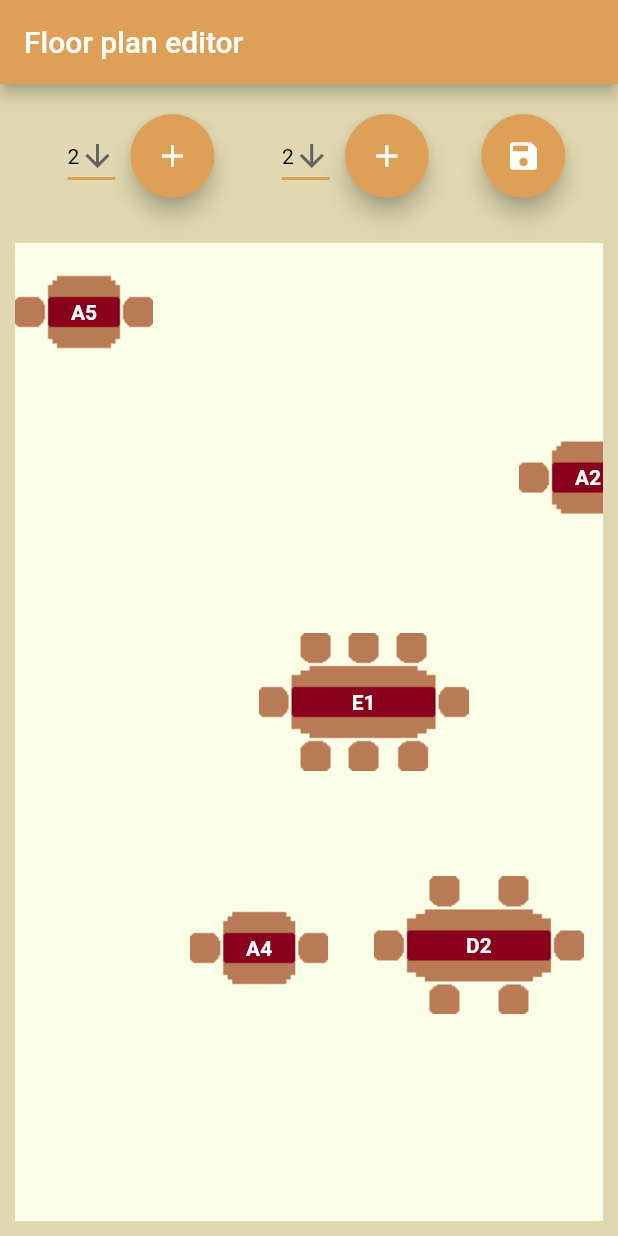
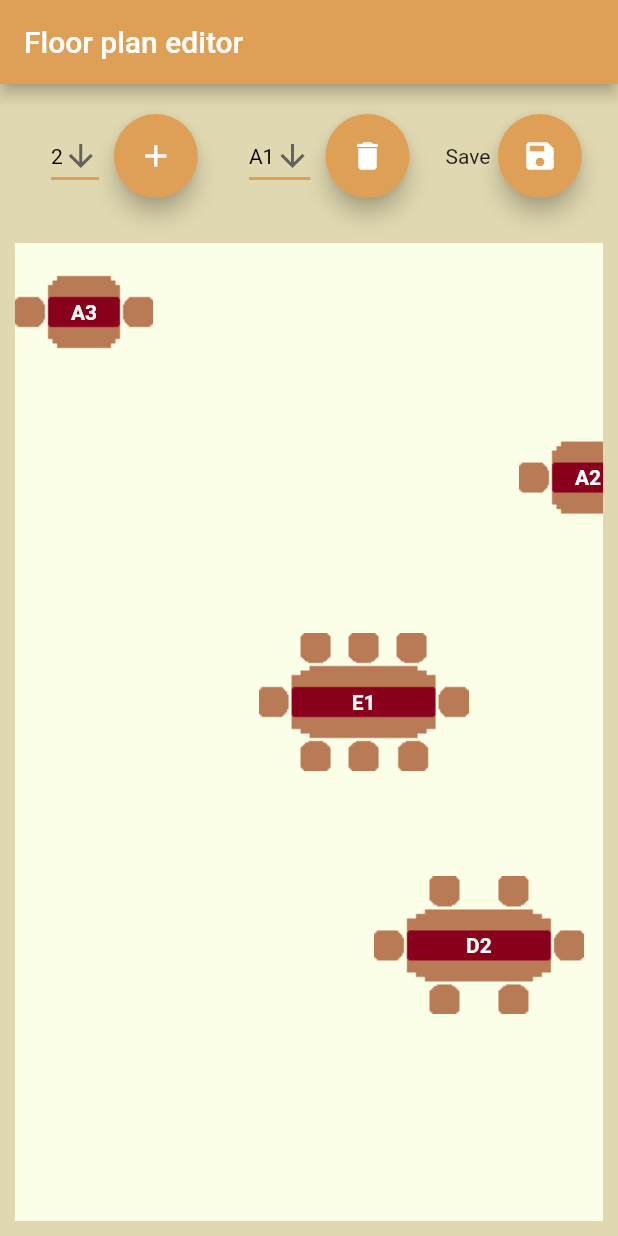
Before and after one commit to cristivasile/restaurant_management_app, a Flutter app: the screen it shows after launch, after a tap on the "add" icon, on a phone screen of 412 x 824 dp. Run offline on Flutter 3.47's test engine with Material 2 defaults, Android fonts, the phone set to English and light mode, and no system bars.

Commit message:
Implemented table delete by id button

```diff
--- a/restaurant_management_app/assets/temp_json/tables.json
+++ b/restaurant_management_app/assets/temp_json/tables.json
@@ -1 +1 @@
-[{"id":"A1","xOffset":686.4000000000001,"yOffset":410.4000000000001,"tableSize":2},{"id":"A2","xOffset":336.0000000000002,"yOffset":110.4000000000002,"tableSize":2},{"id":"E1","xOffset":162.39999999999975,"yOffset":260.0,"tableSize":8},{"id":"D1","xOffset":955.2000000000006,"yOffset":247.99999999999994,"tableSize":6},{"id":"D2","xOffset":239.30000000000103,"yOffset":422.3000000000002,"tableSize":6},{"id":"D3","xOffset":851.9999999999998,"yOffset":127.20000000000073,"tableSize":6},{"id":"A3","xOffset":641.5999999999999,"yOffset":104.00000000000026,"tableSize":2},{"id":"E2","xOffset":637.6000000000001,"yOffset":287.2000000000006,"tableSize":8},{"id":"A4","xOffset":116.80000000000011,"yOffset":424.00000000000045,"tableSize":2}]
+[{"id":"A1","xOffset":686.4000000000001,"yOffset":410.4000000000001,"tableSize":2},{"id":"A2","xOffset":336.0000000000002,"yOffset":110.4000000000002,"tableSize":2},{"id":"E1","xOffset":162.39999999999975,"yOffset":260.0,"tableSize":8},{"id":"D1","xOffset":955.2000000000006,"yOffset":247.99999999999994,"tableSize":6},{"id":"D2","xOffset":239.30000000000103,"yOffset":422.3000000000002,"tableSize":6},{"id":"D3","xOffset":851.9999999999998,"yOffset":127.20000000000073,"tableSize":6},{"id":"E2","xOffset":637.6000000000001,"yOffset":287.2000000000006,"tableSize":8}]
--- a/restaurant_management_app/lib/bin/services/table_service.dart
+++ b/restaurant_management_app/lib/bin/services/table_service.dart
@@ -15,7 +15,9 @@
   List<MovableTableWidget> result = [];
 
   for (table_model.TableModel table in tables) {
+    UniqueKey key = UniqueKey();
     result.add(MovableTableWidget(
+      key: key, //assigns new unique key to prevent states from jumping over
       constraints: constraints,
       tableSize: table.tableSize,
       position: Offset(table.xOffset, table.yOffset),
--- a/restaurant_management_app/lib/bin/widgets/floorplan.dart
+++ b/restaurant_management_app/lib/bin/widgets/floorplan.dart
@@ -17,9 +17,11 @@
 
 class _FloorPlanState extends State<FloorPlan> {
   late BoxConstraints _tablesBoxConstraints;
-  String dropdownValue = '2';
+  String addDropdownValue = '2';
+  String removeDropdownValue = 'none';
   List<MovableTableWidget> _tableWidgets = [];
   List<TableModel> _tableModelList = []; //required for the first initialization of _tables
+  List<String> _tableIds = ['none'];
   bool read = false;
 
   @override
@@ -28,11 +30,17 @@
     init();
   }
 
-  //separate function because it needs to be async
+  //separate function because it is async and initState can not be async
   Future<void> init() async{
     _tableModelList = await loadTables();
     setState(() {
       read = true;
+
+      if(_tableModelList.isNotEmpty){ //dropdown must have at least one value, only update if tables exist
+        _tableIds = _tableModelList.map((e) => e.id).toList();
+        _tableIds.sort();
+        removeDropdownValue = _tableIds[0];
+      }
     });
   }
 
@@ -57,7 +65,7 @@
                         Container(
                           margin: const EdgeInsets.symmetric(horizontal: 10),
                           child: DropdownButton<String>(  //table size selector
-                            value: dropdownValue,
+                            value: addDropdownValue,
                             icon: const Icon(Icons.arrow_downward),
                             elevation: 16,
                             style: const TextStyle(color: Colors.black),
@@ -67,7 +75,7 @@
                             ),
                             onChanged: (String? newValue) {
                               setState(() {
-                                dropdownValue = newValue!;
+                                addDropdownValue = newValue!;
                               });
                             },
                             items: <String>['2', '3', '4', '6', '8']
@@ -88,7 +96,7 @@
                       ],
                     ),
                   ),
-                  // ignore: avoid_unnecessary_containers
+                   // ignore: avoid_unnecessary_containers
                   Container(
                     // container is necessary bc. it groups the selector and button together
                     child: Row( // add table group
@@ -96,7 +104,7 @@
                         Container(
                           margin: const EdgeInsets.symmetric(horizontal: 10),
                           child: DropdownButton<String>(  //table size selector
-                            value: dropdownValue,
+                            value: removeDropdownValue,
                             icon: const Icon(Icons.arrow_downward),
                             elevation: 16,
                             style: const TextStyle(color: Colors.black),
@@ -106,10 +114,10 @@
                             ),
                             onChanged: (String? newValue) {
                               setState(() {
-                                dropdownValue = newValue!;
+                                removeDropdownValue = newValue!;
                               });
                             },
-                            items: <String>['2', '3', '4', '6', '8']
+                            items: _tableIds
                                 .map<DropdownMenuItem<String>>((String value) {
                               return DropdownMenuItem<String>(
                                 value: value,
@@ -120,19 +128,33 @@
                         ),
                         //add table button
                         FloatingActionButton(
-                          onPressed: () => {addTable()},
-                          child: const Icon(Icons.add),
+                          onPressed: () => {deleteTable()},
+                          child: const Icon(Icons.delete),
                           backgroundColor: mainColor,
                         ),
                       ],
                     ),
                   ),
-                  // save changes button
-                  FloatingActionButton(
+                  // ignore: avoid_unnecessary_containers
+                  Container(
+                    // container is necessary bc. it groups the text and button together
+                    child: Row( // add table group
+                      children: [
+                        Container(
+                          margin: const EdgeInsets.only(right: 5,),
+                          child: const Text("Save")
+                          ),
+                        // save changes button
+                        FloatingActionButton(
                           onPressed: () => {saveTables()},
                           child: const Icon(Icons.save),
                           backgroundColor: mainColor,
                         ),
+                      ],
+                    ),
+                  ),
+
+
                 ],
               ),
             ),
@@ -163,22 +185,51 @@
         ),
       );
     });
+
+
+
   }
 
-  /// Adds a new table widget to the table list
-  ///
   void addTable() {
+    UniqueKey key = UniqueKey();
     MovableTableWidget newTableWidget = MovableTableWidget(
+          key: key, //tables must have a key, otherwise states can jump over to another object
           constraints: _tablesBoxConstraints,
-          tableSize: int.parse(dropdownValue),
+          tableSize: int.parse(addDropdownValue),
           position: Offset.zero,
-          id: generateTableId(tableSize: int.parse(dropdownValue), tableWidgets: _tableWidgets),
+          id: generateTableId(tableSize: int.parse(addDropdownValue), tableWidgets: _tableWidgets),
       );
 
     setState(() {
       _tableWidgets.add(newTableWidget);
+
+      if(_tableIds[0] == 'none') { // if list is empty -> only happens when adding the first table
+        _tableIds = [];
+      }
+
+      _tableIds.add(newTableWidget.id);
+      _tableIds.sort();
+      removeDropdownValue = _tableIds[0];
     });
 
     TableList.addTable(getTableModelFromWidget(newTableWidget));
   }
+
+  void deleteTable() async{
+    final String id = removeDropdownValue;
+    if(id != 'none'){ //check that a table is selected
+      TableList.removeTable(id);
+
+      setState(() {
+        _tableWidgets.removeWhere((element) => element.id == id);
+        _tableIds.removeWhere((element) => element == id);
+
+        if(_tableIds.isEmpty) { //check if list is empty because it will cause an exception
+          _tableIds.add('none');
+        }
+
+        removeDropdownValue = _tableIds[0];
+      });
+    }
+  }
 }
--- a/restaurant_management_app/lib/bin/widgets/table_widget.dart
+++ b/restaurant_management_app/lib/bin/widgets/table_widget.dart
@@ -1,13 +1,11 @@
 // ignore: file_names
 import 'package:flutter/material.dart';
 import 'package:restaurant_management_app/bin/constants.dart' as constants;
-import 'package:restaurant_management_app/bin/widgets/floorplan.dart';
 
 import '../entities/table_list.dart';
 
 /// Movable table object
 ///
-// ignore: must_be_immutable
 class MovableTableWidget extends StatefulWidget {
   final BoxConstraints constraints; //widget constraints received as parameter
   final String imagePath; //the corresponding table's image path
@@ -81,7 +79,7 @@
                 widget.constraints.maxWidth - constants.floorMargin;
             // details.offset is relative to the window instead of the container
             // => without this the item would be placed too low because of the app bar
-            // + margin of the floor
+            // + margin of the container
 
             //check if the position is inside the container: right, left, top, bottom
             if (details.offset.dx + widget._imageWidth <
```
Also changed, not shown: restaurant_management_app/lib/bin/entities/table_list.dart (+7 -0 lines).
